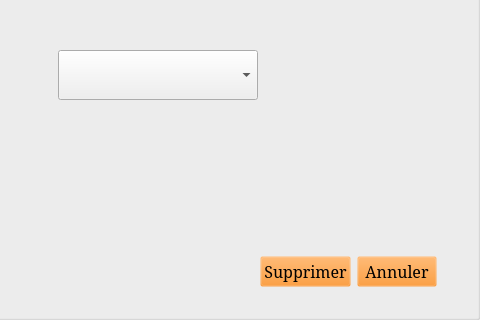
This is StreetCar/StreetCar/DeleteProfile.ui in paboccard/Projet_Prog_Jeu as Qt 5 draws it before an edit; both pictures show x 165 to 645 and y 172 to 492 of the 645 by 492 pixel window. The edited form follows.
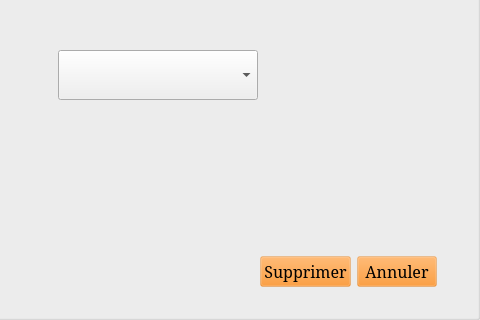
This is the edited form. Icons and pictures are not drawn.

```diff
--- a/StreetCar/StreetCar/DeleteProfile.ui
+++ b/StreetCar/StreetCar/DeleteProfile.ui
@@ -38,7 +38,7 @@
 }
 
 QPushButton {
-	background-color: rgba(255, 128, 0, 0);
+	background-color: rgba(255, 128, 0, 50);
 }
 
 QPushButton::hover{
```
